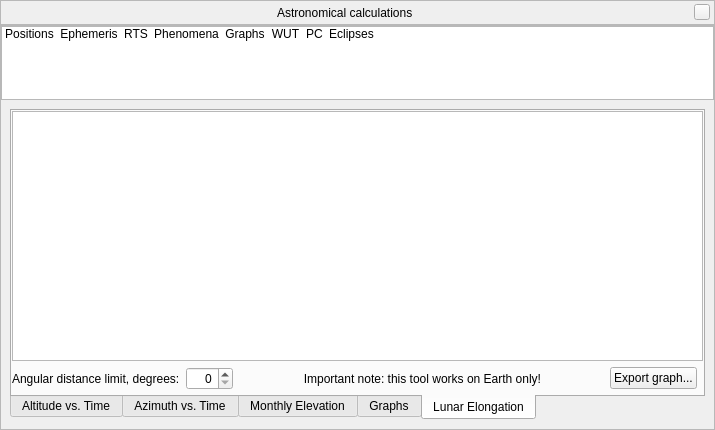
First picture: the form in src/gui/astroCalcDialog.ui, repository Stellarium/stellarium, before the edit.
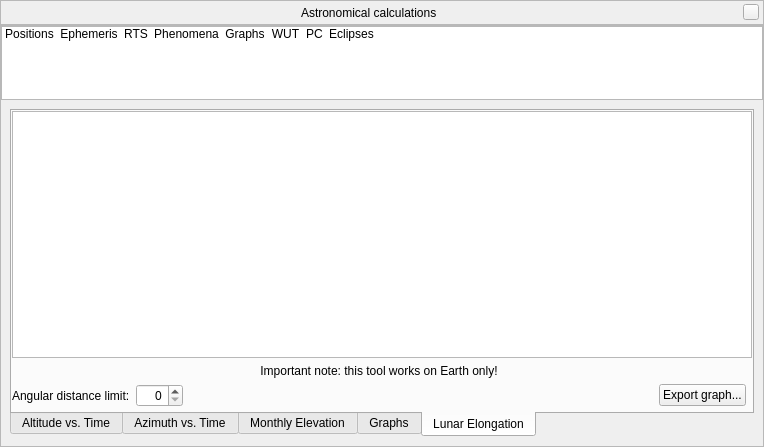
Second picture: the form after the edit. The open tabs and pages were chosen to show the change. Icons and pictures are not drawn. Custom widgets are drawn as their Qt base class.

Commit message: Cosmetic fixes and optimizations

```diff
--- a/src/gui/astroCalcDialog.ui
+++ b/src/gui/astroCalcDialog.ui
@@ -6,8 +6,8 @@
    <rect>
     <x>0</x>
     <y>0</y>
-    <width>715</width>
-    <height>430</height>
+    <width>764</width>
+    <height>447</height>
    </rect>
   </property>
   <layout class="QVBoxLayout" name="verticalLayout">
@@ -1990,17 +1990,31 @@
                <number>4</number>
               </property>
               <item row="2" column="0">
-               <layout class="QHBoxLayout" name="horizontalLayout_18">
-                <item>
-                 <layout class="QHBoxLayout" name="horizontalLayout_19">
-                  <item>
+               <layout class="QGridLayout" name="gridLayout_25">
+                <item row="1" column="0">
                    <widget class="QLabel" name="lunarElongationLimitLabel">
                     <property name="text">
-                     <string>Angular distance limit, degrees:</string>
+                   <string>Angular distance limit:</string>
                     </property>
                    </widget>
                   </item>
-                  <item>
+                <item row="0" column="0" colspan="4">
+                 <widget class="QLabel" name="lunarElongationNote">
+                  <property name="sizePolicy">
+                   <sizepolicy hsizetype="Expanding" vsizetype="Preferred">
+                    <horstretch>0</horstretch>
+                    <verstretch>0</verstretch>
+                   </sizepolicy>
+                  </property>
+                  <property name="text">
+                   <string>Important note: this tool works on Earth only!</string>
+                  </property>
+                  <property name="alignment">
+                   <set>Qt::AlignCenter</set>
+                  </property>
+                 </widget>
+                </item>
+                <item row="1" column="1">
                    <widget class="QSpinBox" name="lunarElongationLimitSpinBox">
                     <property name="maximumSize">
                      <size>
@@ -2016,9 +2030,7 @@
                     </property>
                    </widget>
                   </item>
-                 </layout>
-                </item>
-                <item>
+                <item row="1" column="2">
                  <spacer name="horizontalSpacer_16">
                   <property name="orientation">
                    <enum>Qt::Horizontal</enum>
@@ -2031,36 +2043,7 @@
                   </property>
                  </spacer>
                 </item>
-                <item>
-                 <widget class="QLabel" name="lunarElongationNote">
-                  <property name="sizePolicy">
-                   <sizepolicy hsizetype="Expanding" vsizetype="Preferred">
-                    <horstretch>0</horstretch>
-                    <verstretch>0</verstretch>
-                   </sizepolicy>
-                  </property>
-                  <property name="text">
-                   <string>Important note: this tool works on Earth only!</string>
-                  </property>
-                  <property name="alignment">
-                   <set>Qt::AlignRight|Qt::AlignTrailing|Qt::AlignVCenter</set>
-                  </property>
-                 </widget>
-                </item>
-                <item>
-                 <spacer name="horizontalSpacer_17">
-                  <property name="orientation">
-                   <enum>Qt::Horizontal</enum>
-                  </property>
-                  <property name="sizeHint" stdset="0">
-                   <size>
-                    <width>40</width>
-                    <height>20</height>
-                   </size>
-                  </property>
-                 </spacer>
-                </item>
-                <item>
+                <item row="1" column="3">
                  <widget class="QPushButton" name="exportLunarElongationPushButton">
                   <property name="text">
                    <string>Export graph...</string>
```
Left out of the diff: 14 changed lines with no effect on the pictures. Lines whose indentation alone changed are shown as unchanged. The commit also changes 2 other files.
